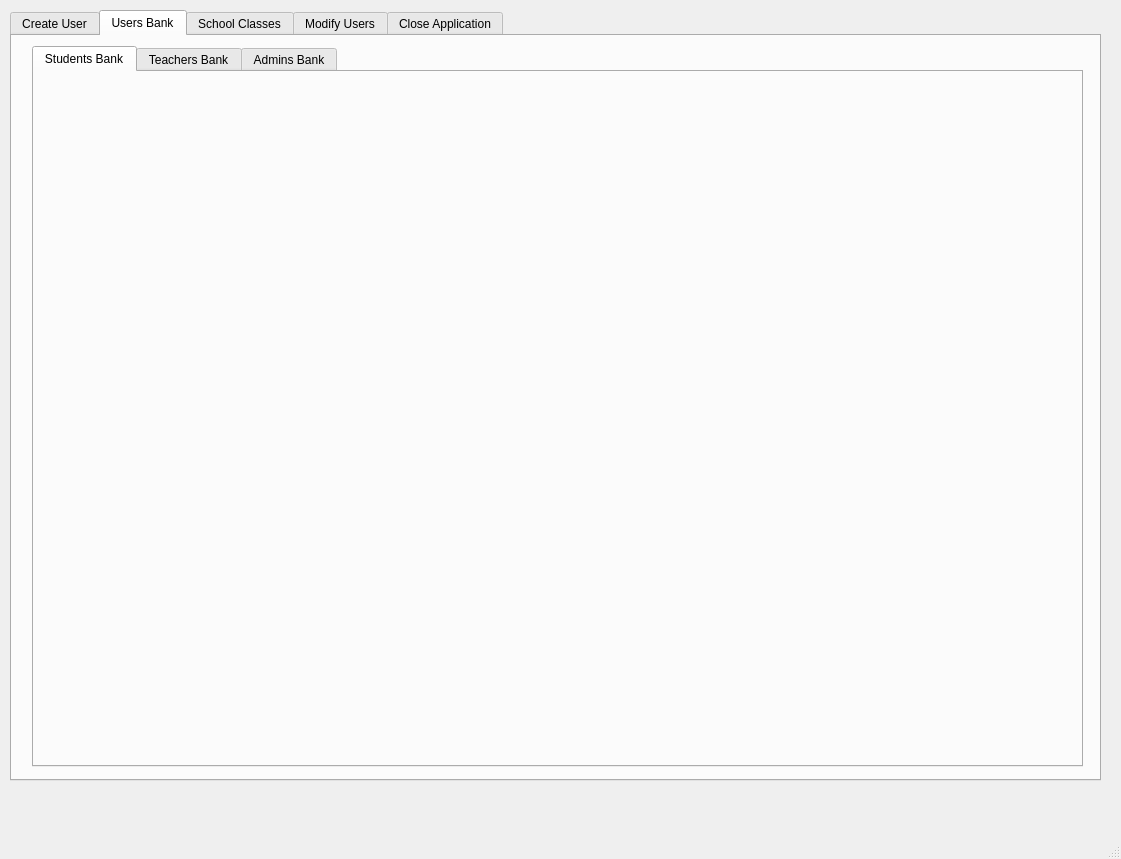
Qt form GUI/AdminGUIQtDesigner.ui (applet199/OOPCourseWorkTwo) before a commit.
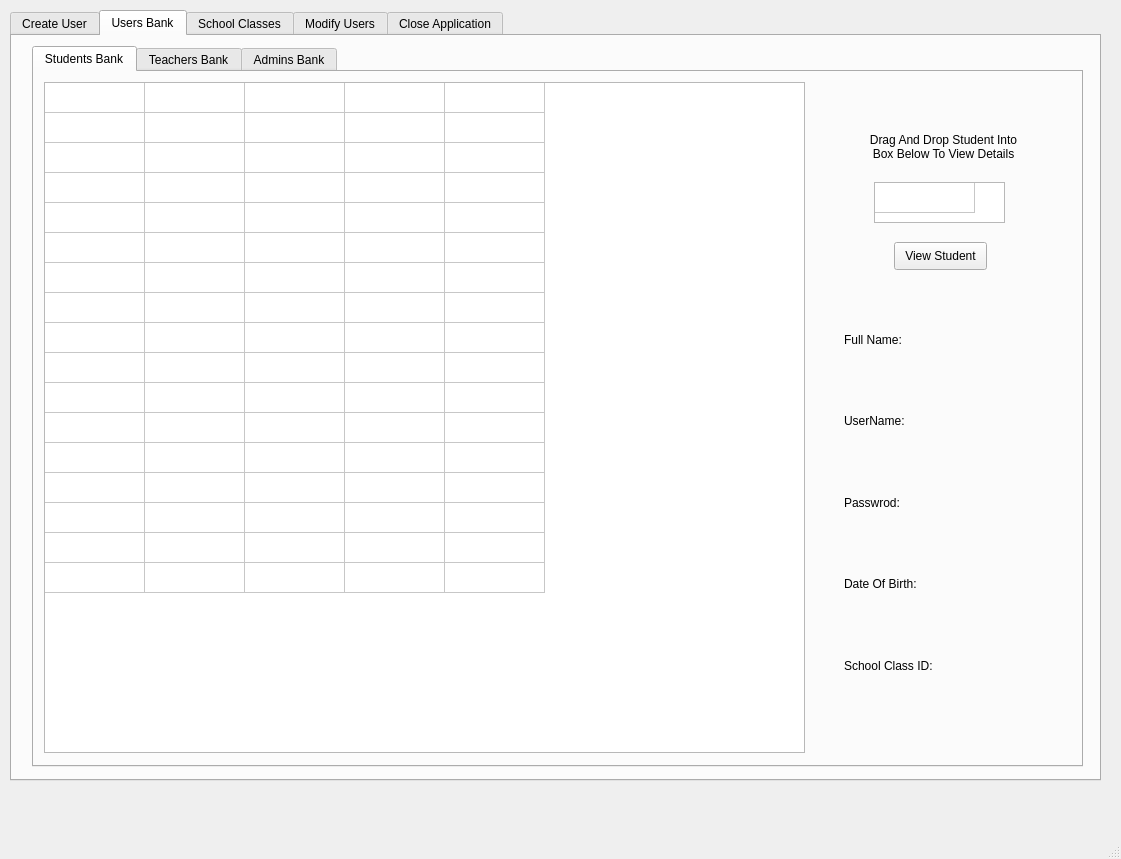
The same form after that commit. The open tabs and pages were chosen to show the change.

Commit message: got display saved data working for students bank

```diff
--- a/GUI/AdminGUIQtDesigner.ui
+++ b/GUI/AdminGUIQtDesigner.ui
@@ -168,6 +168,159 @@
        <attribute name="title">
         <string>Students Bank</string>
        </attribute>
+       <widget class="QTableWidget" name="tableWidget_2">
+        <property name="geometry">
+         <rect>
+          <x>10</x>
+          <y>10</y>
+          <width>761</width>
+          <height>671</height>
+         </rect>
+        </property>
+        <property name="rowCount">
+         <number>17</number>
+        </property>
+        <property name="columnCount">
+         <number>5</number>
+        </property>
+        <attribute name="horizontalHeaderVisible">
+         <bool>false</bool>
+        </attribute>
+        <attribute name="verticalHeaderVisible">
+         <bool>false</bool>
+        </attribute>
+        <row/>
+        <row/>
+        <row/>
+        <row/>
+        <row/>
+        <row/>
+        <row/>
+        <row/>
+        <row/>
+        <row/>
+        <row/>
+        <row/>
+        <row/>
+        <row/>
+        <row/>
+        <row/>
+        <row/>
+        <column/>
+        <column/>
+        <column/>
+        <column/>
+        <column/>
+       </widget>
+       <widget class="QLabel" name="label_6">
+        <property name="geometry">
+         <rect>
+          <x>830</x>
+          <y>50</y>
+          <width>159</width>
+          <height>50</height>
+         </rect>
+        </property>
+        <property name="minimumSize">
+         <size>
+          <width>0</width>
+          <height>50</height>
+         </size>
+        </property>
+        <property name="text">
+         <string>Drag And Drop Student Into Box Below To View Details</string>
+        </property>
+        <property name="alignment">
+         <set>Qt::AlignCenter</set>
+        </property>
+        <property name="wordWrap">
+         <bool>true</bool>
+        </property>
+       </widget>
+       <widget class="QPushButton" name="pushButton_3">
+        <property name="geometry">
+         <rect>
+          <x>860</x>
+          <y>170</y>
+          <width>93</width>
+          <height>28</height>
+         </rect>
+        </property>
+        <property name="text">
+         <string>View Student</string>
+        </property>
+       </widget>
+       <widget class="QWidget" name="">
+        <property name="geometry">
+         <rect>
+          <x>810</x>
+          <y>230</y>
+          <width>201</width>
+          <height>401</height>
+         </rect>
+        </property>
+        <layout class="QVBoxLayout" name="verticalLayout_2">
+         <item>
+          <widget class="QLabel" name="label_7">
+           <property name="text">
+            <string>Full Name:</string>
+           </property>
+          </widget>
+         </item>
+         <item>
+          <widget class="QLabel" name="label_8">
+           <property name="text">
+            <string>UserName:</string>
+           </property>
+          </widget>
+         </item>
+         <item>
+          <widget class="QLabel" name="label_9">
+           <property name="text">
+            <string>Passwrod:</string>
+           </property>
+          </widget>
+         </item>
+         <item>
+          <widget class="QLabel" name="label_10">
+           <property name="text">
+            <string>Date Of Birth:</string>
+           </property>
+          </widget>
+         </item>
+         <item>
+          <widget class="QLabel" name="label_11">
+           <property name="text">
+            <string>School Class ID: </string>
+           </property>
+          </widget>
+         </item>
+        </layout>
+       </widget>
+       <widget class="QTableWidget" name="tableWidget_3">
+        <property name="geometry">
+         <rect>
+          <x>840</x>
+          <y>110</y>
+          <width>131</width>
+          <height>41</height>
+         </rect>
+        </property>
+        <property name="rowCount">
+         <number>1</number>
+        </property>
+        <property name="columnCount">
+         <number>1</number>
+        </property>
+        <attribute name="horizontalHeaderVisible">
+         <bool>false</bool>
+        </attribute>
+        <attribute name="verticalHeaderVisible">
+         <bool>false</bool>
+        </attribute>
+        <row/>
+        <column/>
+       </widget>
       </widget>
       <widget class="QWidget" name="tab_7">
        <attribute name="title">
```
Left out of the diff: 6 changed lines with no effect on the pictures. The commit also changes 13 other files.
